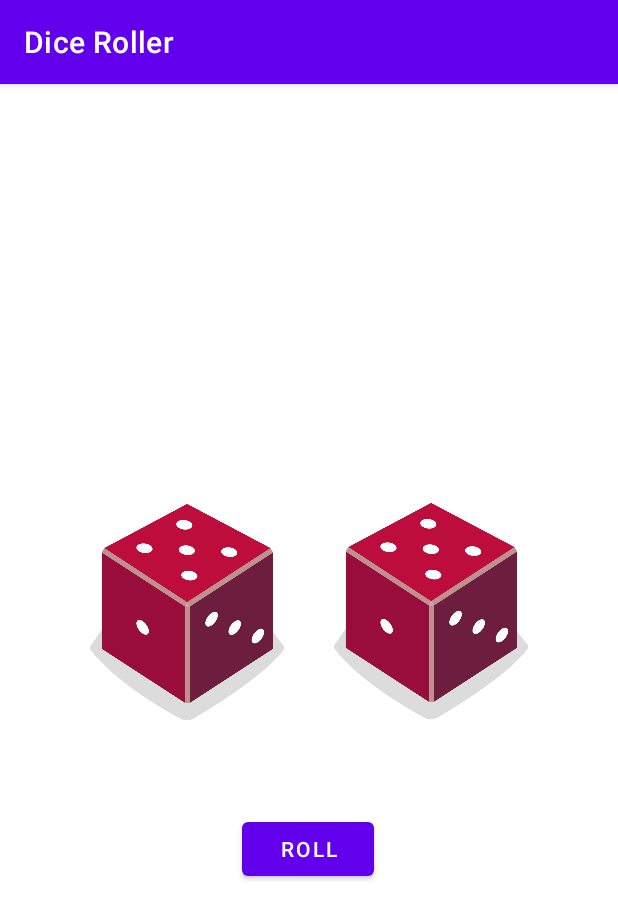
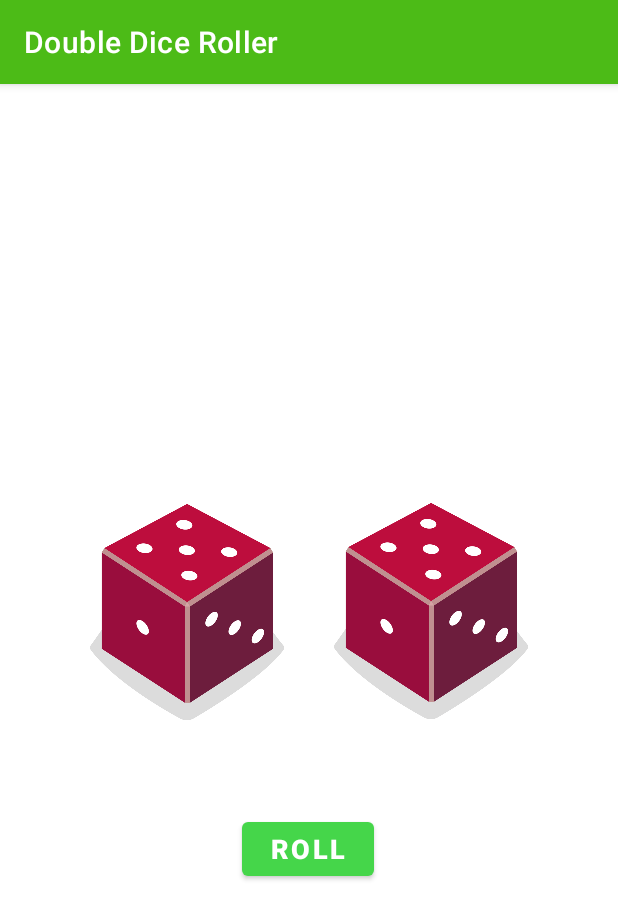
Before and after one commit to Crackmindedsk/DiceRollerApp, an Android app: the screen it shows after launch (MainActivity), on a phone screen of 412 x 824 dp. Shown: the top 919 px of the screen. Run offline under Robolectric (Android 15) with nearby library versions, the phone set to English and light mode, and no system bars.

Commit message:
Publishing requirements

```diff
--- a/app/src/main/AndroidManifest.xml
+++ b/app/src/main/AndroidManifest.xml
@@ -1,5 +1,6 @@
 <?xml version="1.0" encoding="utf-8"?>
 <manifest xmlns:android="http://schemas.android.com/apk/res/android"
+    xmlns:tools="http://schemas.android.com/tools"
     package="sharlene.work.diceroller">
 
     <application
@@ -8,7 +9,8 @@
         android:label="@string/app_name"
         android:roundIcon="@mipmap/ic_launcher_round"
         android:supportsRtl="true"
-        android:theme="@style/Theme.DiceRoller">
+        android:theme="@style/Theme.DiceRoller"
+        tools:ignore="AllowBackup">
         <activity android:name=".MainActivity">
             <intent-filter>
                 <action android:name="android.intent.action.MAIN" />
--- a/app/src/main/res/layout/activity_main.xml
+++ b/app/src/main/res/layout/activity_main.xml
@@ -17,7 +17,8 @@
         app:layout_constraintStart_toStartOf="parent"
         app:layout_constraintTop_toTopOf="parent"
         app:layout_constraintVertical_bias="0.872"
-        tools:srcCompat="@drawable/dice_1" />
+        tools:srcCompat="@drawable/dice_1"
+        tools:ignore="ContentDescription" />
 
     <ImageView
         android:id="@+id/imageView2"
@@ -32,7 +33,8 @@
         app:layout_constraintStart_toEndOf="@+id/imageView"
         app:layout_constraintTop_toTopOf="parent"
         app:layout_constraintVertical_bias="0.871"
-        tools:srcCompat="@drawable/dice_1" />
+        tools:srcCompat="@drawable/dice_1"
+        tools:ignore="ContentDescription" />
 
     <Button
         android:id="@+id/button"
@@ -42,7 +44,15 @@
         android:layout_marginTop="450dp"
         android:layout_marginEnd="162dp"
         android:layout_marginBottom="150dp"
+        android:shadowColor="@color/black"
+        android:shadowDx="15"
+        android:shadowDy="15"
         android:text="@string/roll"
+        android:textAlignment="center"
+        android:textSize="18sp"
+        android:textStyle="bold"
+        android:typeface="normal"
+        app:backgroundTint="#45D64A"
         app:layout_constraintBottom_toBottomOf="parent"
         app:layout_constraintEnd_toEndOf="parent"
         app:layout_constraintHorizontal_bias="0.0"
--- a/app/src/main/res/values/colors.xml
+++ b/app/src/main/res/values/colors.xml
@@ -1,8 +1,8 @@
 <?xml version="1.0" encoding="utf-8"?>
 <resources>
     <color name="purple_200">#FFBB86FC</color>
-    <color name="purple_500">#FF6200EE</color>
-    <color name="purple_700">#FF3700B3</color>
+    <color name="purple_500">#4CBB17</color>
+    <color name="purple_700">#0B6623</color>
     <color name="teal_200">#FF03DAC5</color>
     <color name="teal_700">#FF018786</color>
     <color name="black">#FF000000</color>
--- a/app/src/main/res/values/strings.xml
+++ b/app/src/main/res/values/strings.xml
@@ -1,4 +1,4 @@
 <resources>
-    <string name="app_name">Dice Roller</string>
+    <string name="app_name">Double Dice Roller</string>
     <string name="roll">Roll</string>
 </resources>
--- a/app/src/main/res/values/themes.xml
+++ b/app/src/main/res/values/themes.xml
@@ -12,5 +12,6 @@
         <!-- Status bar color. -->
         <item name="android:statusBarColor" tools:targetApi="l">?attr/colorPrimaryVariant</item>
         <!-- Customize your theme here. -->
+
     </style>
 </resources>
```
Also changed, not shown: 9 other files.
